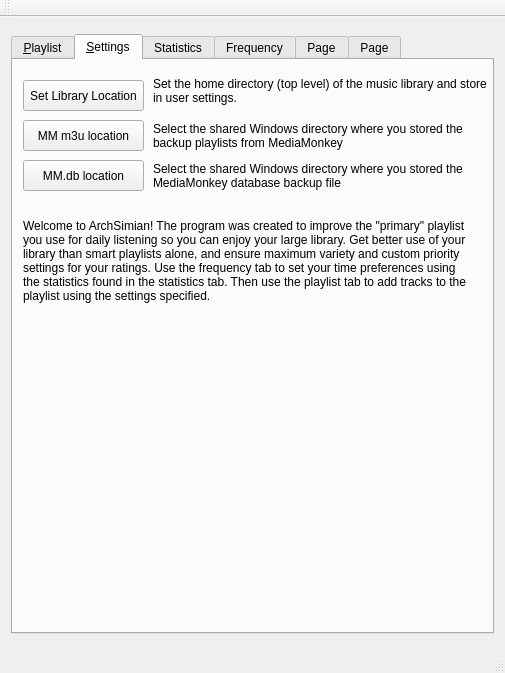
Old version of the form archsimian.ui in the repository Harpo3/archsimian.
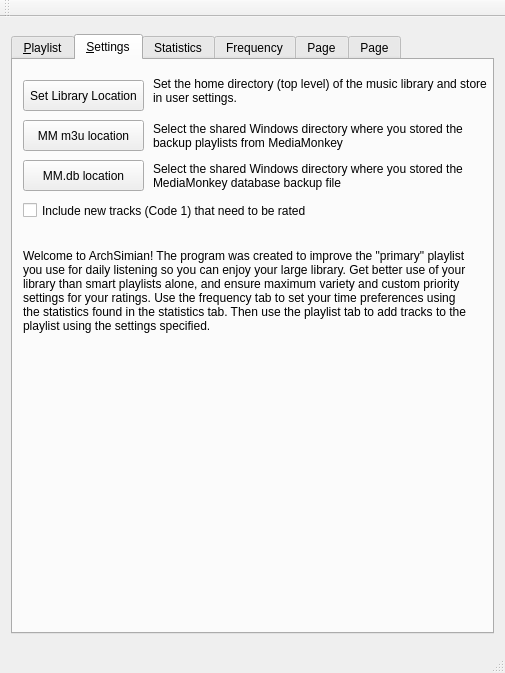
New version of the form. Icons and pictures are not drawn.

Commit message: Added checkbox and logic to store, load and set bool for user prefs for new tracks

Diff of the .ui file:
```diff
--- a/archsimian.ui
+++ b/archsimian.ui
@@ -471,7 +471,7 @@
         <property name="geometry">
          <rect>
           <x>10</x>
-          <y>140</y>
+          <y>170</y>
           <width>451</width>
           <height>121</height>
          </rect>
@@ -492,6 +492,22 @@
          <bool>true</bool>
         </property>
        </widget>
+       <widget class="QCheckBox" name="InclNewcheckbox">
+        <property name="geometry">
+         <rect>
+          <x>10</x>
+          <y>140</y>
+          <width>291</width>
+          <height>21</height>
+         </rect>
+        </property>
+        <property name="text">
+         <string>Include new tracks (Code 1) that need to be rated</string>
+        </property>
+        <property name="checked">
+         <bool>false</bool>
+        </property>
+       </widget>
       </widget>
       <widget class="QWidget" name="statisticsTab">
        <attribute name="title">
```
The commit also changes 3 other files.
